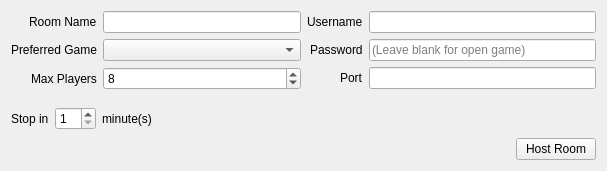
Qt form src/citra_qt/multiplayer/host_room.ui (grimtnt/citra) before a commit.
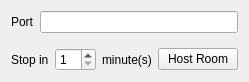
The same form after that commit.

```diff
--- a/src/citra_qt/multiplayer/host_room.ui
+++ b/src/citra_qt/multiplayer/host_room.ui
@@ -6,8 +6,8 @@
    <rect>
     <x>0</x>
     <y>0</y>
-    <width>607</width>
-    <height>171</height>
+    <width>234</width>
+    <height>80</height>
    </rect>
   </property>
   <property name="windowTitle">
@@ -26,83 +26,19 @@
       <property name="rightMargin">
        <number>0</number>
       </property>
-      <item>
-       <layout class="QFormLayout" name="formLayout_2">
-        <property name="labelAlignment">
-         <set>Qt::AlignRight|Qt::AlignTrailing|Qt::AlignVCenter</set>
-        </property>
-        <item row="0" column="0">
-         <widget class="QLabel" name="label">
-          <property name="text">
-           <string>Room Name</string>
-          </property>
-         </widget>
-        </item>
-        <item row="0" column="1">
-         <widget class="QLineEdit" name="room_name">
-          <property name="maxLength">
-           <number>50</number>
-          </property>
-         </widget>
-        </item>
-        <item row="1" column="0">
-         <widget class="QLabel" name="label_3">
-          <property name="text">
-           <string>Preferred Game</string>
-          </property>
-         </widget>
-        </item>
-        <item row="1" column="1">
-         <widget class="QComboBox" name="game_list"/>
-        </item>
-        <item row="2" column="0">
-         <widget class="QLabel" name="label_2">
-          <property name="text">
-           <string>Max Players</string>
-          </property>
-         </widget>
-        </item>
-        <item row="2" column="1">
-         <widget class="QSpinBox" name="max_player">
-          <property name="minimum">
-           <number>1</number>
-          </property>
-          <property name="maximum">
-           <number>16</number>
-          </property>
-          <property name="value">
-           <number>8</number>
-          </property>
-         </widget>
-        </item>
-       </layout>
-      </item>
       <item>
        <layout class="QFormLayout" name="formLayout">
         <property name="labelAlignment">
          <set>Qt::AlignRight|Qt::AlignTrailing|Qt::AlignVCenter</set>
         </property>
-        <item row="0" column="1">
-         <widget class="QLineEdit" name="username"/>
-        </item>
         <item row="0" column="0">
-         <widget class="QLabel" name="label_6">
+         <widget class="QLabel" name="label_4">
           <property name="text">
-           <string>Username</string>
+           <string>Port</string>
           </property>
          </widget>
         </item>
-        <item row="1" column="1">
-         <widget class="QLineEdit" name="password">
-          <property name="echoMode">
-           <enum>QLineEdit::PasswordEchoOnEdit</enum>
-          </property>
-          <property name="placeholderText">
-           <string>(Leave blank for open game)</string>
-          </property>
-         </widget>
-        </item>
-        <item row="2" column="1">
+        <item row="0" column="1">
          <widget class="QLineEdit" name="port">
           <property name="inputMethodHints">
            <set>Qt::ImhDigitsOnly</set>
@@ -112,20 +48,6 @@
           </property>
          </widget>
         </item>
-        <item row="1" column="0">
-         <widget class="QLabel" name="label_5">
-          <property name="text">
-           <string>Password</string>
-          </property>
-         </widget>
-        </item>
-        <item row="2" column="0">
-         <widget class="QLabel" name="label_4">
-          <property name="text">
-           <string>Port</string>
-          </property>
-         </widget>
-        </item>
        </layout>
       </item>
      </layout>
@@ -159,26 +81,6 @@
      </item>
      <item>
       <spacer name="horizontalSpacer_2">
-       <property name="orientation">
-        <enum>Qt::Horizontal</enum>
-       </property>
-       <property name="sizeHint" stdset="0">
-        <size>
-         <width>40</width>
-         <height>20</height>
-        </size>
-       </property>
-      </spacer>
-     </item>
-    </layout>
-   </item>
-   <item>
-    <layout class="QHBoxLayout" name="horizontalLayout">
-     <property name="rightMargin">
-      <number>0</number>
-     </property>
-     <item>
-      <spacer name="horizontalSpacer">
        <property name="orientation">
         <enum>Qt::Horizontal</enum>
        </property>
```
